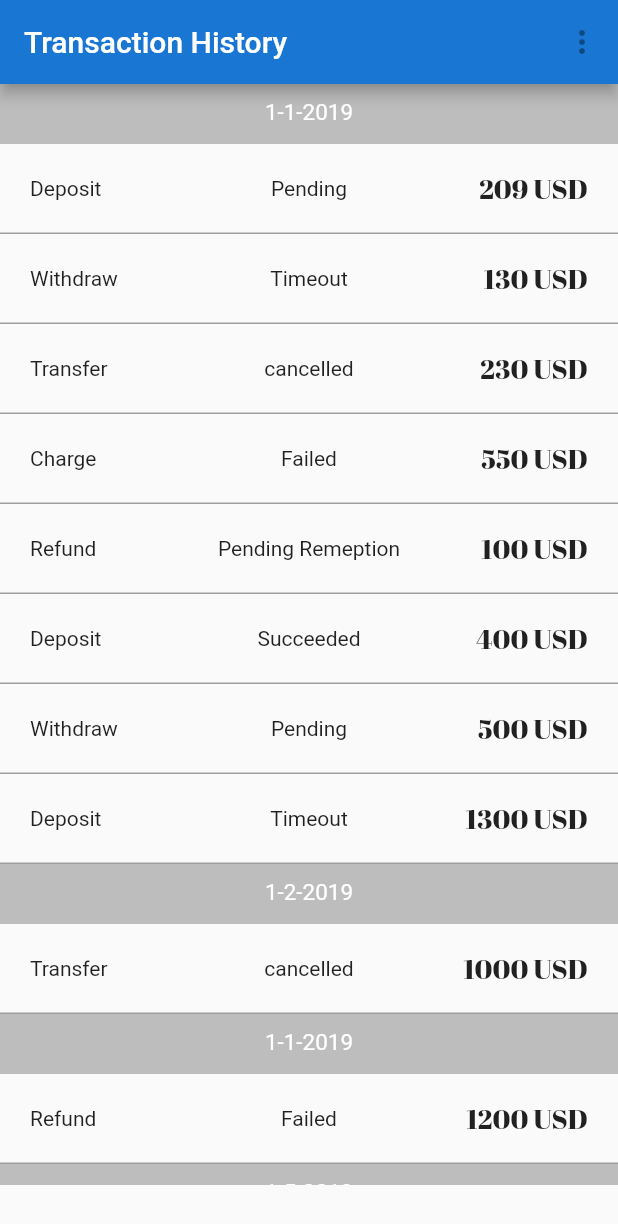
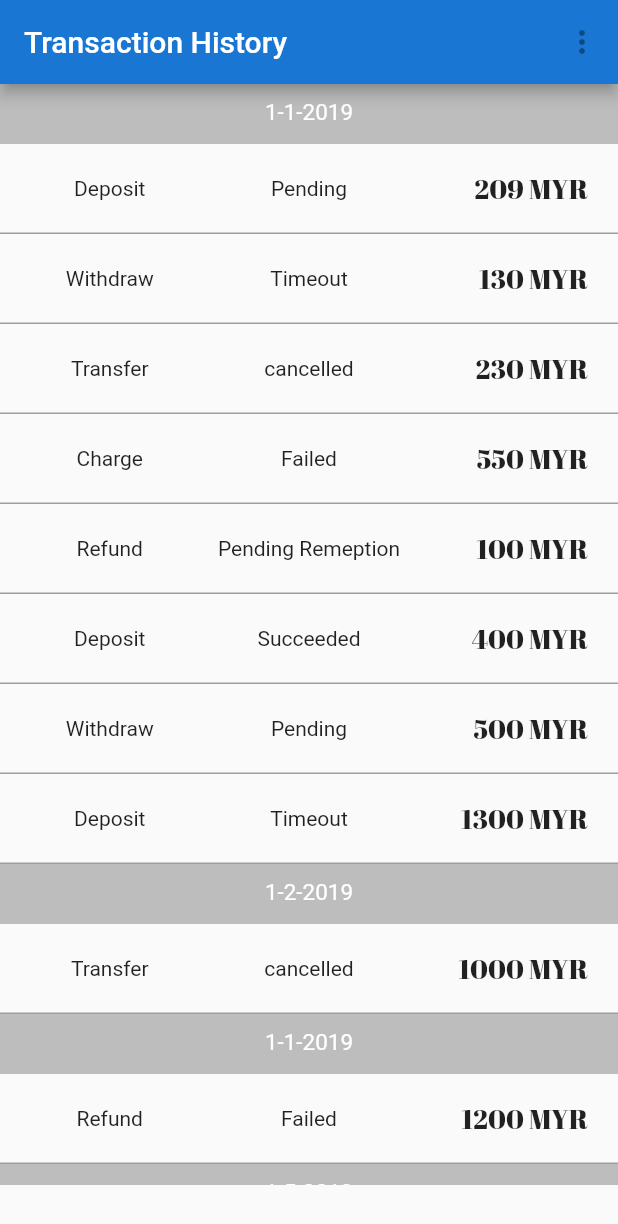
Before and after one commit to Mehedi50200/minipay, a Flutter app: the screen it shows after launch, on a phone screen of 412 x 824 dp. Shown: the top 1224 px of the screen. Run offline on Flutter 3.47's test engine with Material 2 defaults, Android fonts, the light colour scheme and no system bars; statements that could not run were skipped.

Commit message:
Color Manage ment

```diff
--- a/lib/transaction_tile.dart
+++ b/lib/transaction_tile.dart
@@ -20,6 +20,25 @@ class _PostListItem extends State<TransationTile> {
   final TransactionHistoryModel previousItem;
 
   bool state;
+  Color tTypeColor;
+
+
+
+  void tTypeColorFunction(){
+    if (transactionHistoyModel.transactionType.toString() == "Deposit"){
+      tTypeColor =Color(0x30E65520);
+    }else if (transactionHistoyModel.transactionType.toString() == "Withdraw"){
+      tTypeColor =Color(0x3028335C);
+    }else if (transactionHistoyModel.transactionType.toString() == "Transfer"){
+      tTypeColor =Color(0x30F4A601);
+    }else if (transactionHistoyModel.transactionType.toString() == "Charge"){
+      tTypeColor =Color(0x30A7C783);
+    }else if (transactionHistoyModel.transactionType.toString() == "Refund"){
+      tTypeColor =Color(0x30629BBE);
+    }else{
+      tTypeColor =Color(0x30629BBE);
+    }
+  }
 
   _PostListItem(this.transactionHistoyModel, this.previousItem);
 
@@ -73,9 +92,14 @@ class _PostListItem extends State<TransationTile> {
                 Expanded(
                   flex: 2,
                   child: Container(
+                    padding: EdgeInsets.all(5),
+                    decoration: BoxDecoration(
+                      color: tTypeColor,
+                      borderRadius: BorderRadius.circular(5),
+                    ),
                     child: Text(
                       transactionHistoyModel.transactionType,
-                      textAlign: TextAlign.start,
+                      textAlign: TextAlign.center,
                     ),
                   ),
                 ),
@@ -92,7 +116,7 @@ class _PostListItem extends State<TransationTile> {
                   flex: 2,
                   child: Container(
                     child: Text(
-                      transactionHistoyModel.transactionAmount + " USD",
+                      transactionHistoyModel.transactionAmount + " MYR",
                       textAlign: TextAlign.end,
                       style: TextStyle(
                           fontFamily: "AbrilFatface",
```
Also changed, not shown: assets/transactionHistory.json (+10 -10 lines).
